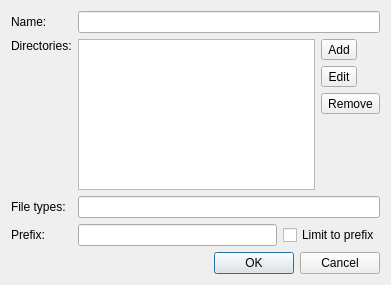
The window that src/plugins/locator/directoryfilter.ui (qt-creator/qt-creator) describes before a commit, drawn with Qt 5.
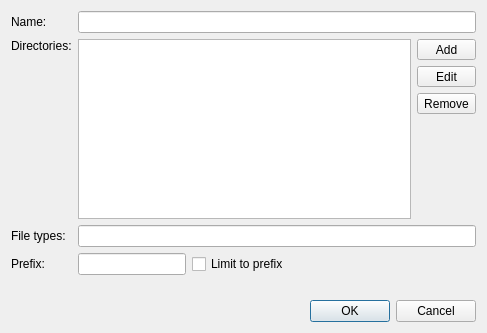
The same window after the commit. Icons and pictures are not drawn.

```diff
--- a/src/plugins/locator/directoryfilter.ui
+++ b/src/plugins/locator/directoryfilter.ui
@@ -6,13 +6,13 @@
    <rect>
     <x>0</x>
     <y>0</y>
-    <width>387</width>
-    <height>285</height>
+    <width>487</width>
+    <height>333</height>
    </rect>
   </property>
-  <layout class="QGridLayout">
-   <item row="0" column="0">
-    <layout class="QGridLayout">
+  <layout class="QVBoxLayout" name="verticalLayout_3">
+   <item>
+    <layout class="QGridLayout" name="gridLayout">
      <item row="0" column="0">
       <widget class="QLabel" name="label">
        <property name="text">
@@ -54,6 +54,12 @@
       <layout class="QVBoxLayout" name="verticalLayout">
        <item>
         <widget class="QToolButton" name="addButton">
+         <property name="sizePolicy">
+          <sizepolicy hsizetype="Preferred" vsizetype="Preferred">
+           <horstretch>0</horstretch>
+           <verstretch>0</verstretch>
+          </sizepolicy>
+         </property>
          <property name="text">
           <string>Add</string>
          </property>
@@ -65,6 +71,12 @@
        </item>
        <item>
         <widget class="QToolButton" name="editButton">
+         <property name="sizePolicy">
+          <sizepolicy hsizetype="Preferred" vsizetype="Preferred">
+           <horstretch>0</horstretch>
+           <verstretch>0</verstretch>
+          </sizepolicy>
+         </property>
          <property name="text">
           <string>Edit</string>
          </property>
@@ -76,6 +88,12 @@
        </item>
        <item>
         <widget class="QToolButton" name="removeButton">
+         <property name="sizePolicy">
+          <sizepolicy hsizetype="Preferred" vsizetype="Preferred">
+           <horstretch>0</horstretch>
+           <verstretch>0</verstretch>
+          </sizepolicy>
+         </property>
          <property name="text">
           <string>Remove</string>
          </property>
@@ -141,7 +159,7 @@
        </property>
       </widget>
      </item>
-     <item row="3" column="2" colspan="2">
+     <item row="3" column="2">
       <widget class="QCheckBox" name="defaultFlag">
        <property name="sizePolicy">
         <sizepolicy hsizetype="Minimum" vsizetype="Fixed">
@@ -159,7 +177,7 @@
      </item>
     </layout>
    </item>
-   <item row="1" column="0">
+   <item>
     <spacer>
      <property name="orientation">
       <enum>Qt::Vertical</enum>
@@ -172,7 +190,7 @@
      </property>
     </spacer>
    </item>
-   <item row="2" column="0">
+   <item>
     <widget class="QDialogButtonBox" name="buttonBox">
      <property name="standardButtons">
       <set>QDialogButtonBox::Cancel|QDialogButtonBox::Ok</set>
```
